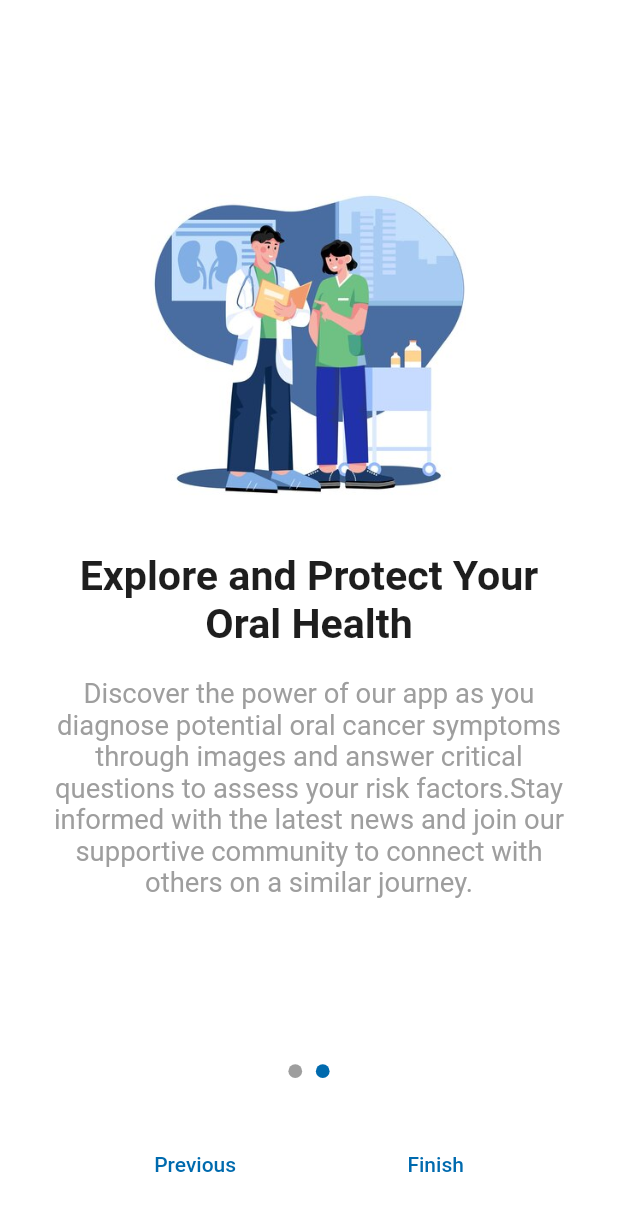
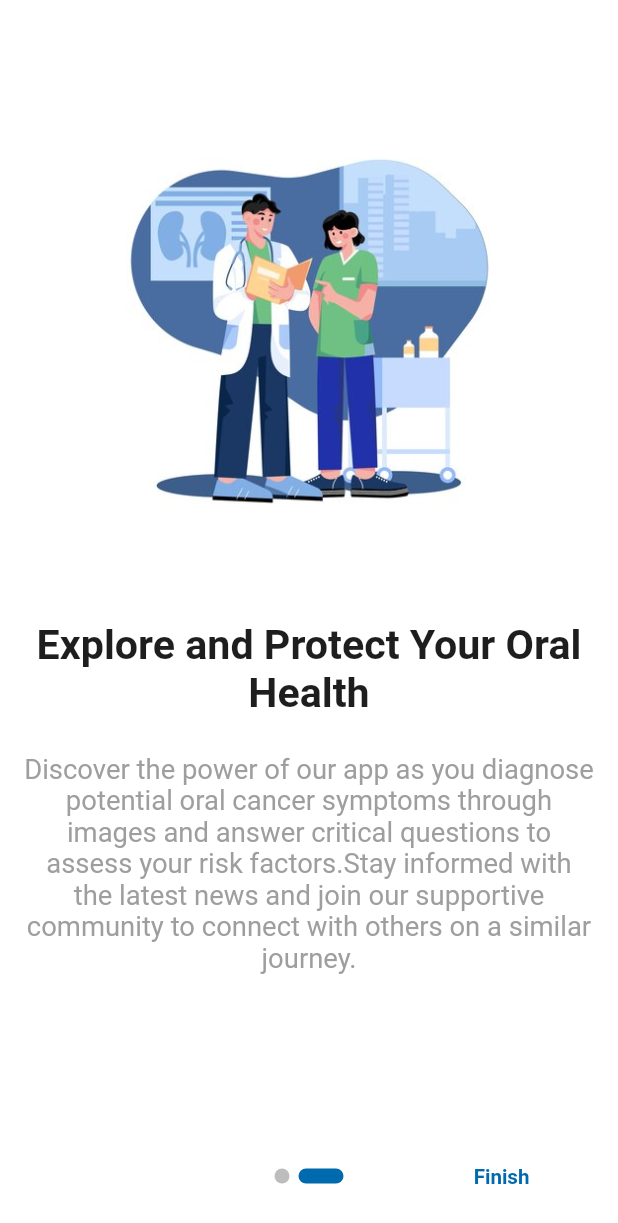
Before and after one commit to khaled365-code/oral_cancer_detection_app, a Flutter app: the OnboardingScreen screen opened by its route, after a tap on "Next", on a phone screen of 412 x 824 dp. Shown: the top 1223 px of the screen. Run offline on Flutter 3.47's test engine with Material 2 defaults, Android fonts, the phone set to English and light mode, and no system bars; drawn by our look-alikes of introduction_screen; our stand-ins replace bloc, cached_network_image, dartz, dio, flutter_bloc, flutter_screenutil and 7 more; accounts and stored records are empty.

Commit message:
replacing onboarding technique with a simpler one

```diff
--- a/lib/features/splash/presentation/views/componants/onboarding_component.dart
+++ b/lib/features/splash/presentation/views/componants/onboarding_component.dart
@@ -1,46 +1,47 @@
-import 'package:flutter/material.dart';
-import 'package:flutter_screenutil/flutter_screenutil.dart';
-import 'package:graduation_project/core/utilis/app_text_styles.dart';
-
-class OnboardingPage extends StatelessWidget {
-  final String title;
-  final String description;
-  final String imagePath;
-  final Widget? textButton;
-
-  const OnboardingPage({
-    Key? key,
-    required this.title,
-    required this.description,
-    required this.imagePath,
-    this.textButton,
-  }) : super(key: key);
-
-  @override
-  Widget build(BuildContext context) {
-    return Padding(
-      padding:  EdgeInsetsDirectional.symmetric(horizontal: 24.w, vertical: 10.h),
-      child: Column(
-        mainAxisAlignment: MainAxisAlignment.center,
-        children: [
-         Padding(
-           padding:  EdgeInsetsDirectional.only(start: 250.w,top: 0),
-           child: textButton,
-         )
-          ,Image.asset(imagePath,width: 350.w,),
-          const SizedBox(height: 20),
-          Text( textAlign: TextAlign.center,
-            title,
-            style:AppTextStyles.font24
-          ),
-           SizedBox(height: 16.h),
-          Text(
-            description,
-            textAlign: TextAlign.center,
-            style: AppTextStyles.font16.copyWith(color: Colors.grey)
-          ),
-        ],
-      ),
-    );
-  }
-}
+// import 'package:flutter/material.dart';
+// import 'package:flutter_screenutil/flutter_screenutil.dart';
+// import 'package:graduation_project/core/utilis/app_text_styles.dart';
+//
+// class OnboardingPage extends StatelessWidget {
+//   final String title;
+//   final String description;
+//   final String imagePath;
+//   final Widget? textButton;
+//
+//   const OnboardingPage({
+//     Key? key,
+//     required this.title,
+//     required this.description,
+//     required this.imagePath,
+//     this.textButton,
+//   }) : super(key: key);
+//
+//   @override
+//   Widget build(BuildContext context) {
+//     return Padding(
+//       padding:  EdgeInsetsDirectional.symmetric(horizontal: 24.w, vertical: 10.h),
+//       child: Column(
+//         mainAxisAlignment: MainAxisAlignment.center,
+//         children: [
+//          Padding(
+//            padding:  EdgeInsetsDirectional.only(start: 250.w,top: 0),
+//            child: textButton,
+//          )
+//           ,Image.asset(imagePath,width: 350.w,),
+//           const SizedBox(height: 20),
+//           Text( textAlign: TextAlign.center,
+//             title,
+//             style:AppTextStyles.font24
+//           ),
+//            SizedBox(height: 16.h),
+//           Text(
+//             description,
+//             textAlign: TextAlign.center,
+//             style: AppTextStyles.font16.copyWith(color: Colors.grey)
+//           ),
+//         ],
+//       ),
+//     );
+//   }
+// }
+//
--- a/lib/features/splash/presentation/views/componants/pageview_component.dart
+++ b/lib/features/splash/presentation/views/componants/pageview_component.dart
@@ -1,138 +1,139 @@
-import 'package:flutter/cupertino.dart';
-import 'package:flutter/material.dart';
-import 'package:flutter_screenutil/flutter_screenutil.dart';
-import 'package:graduation_project/core/localization/app_localization.dart';
-import '../../../../../core/routes/routes.dart';
-import '../../../../../core/utilis/image_constants.dart';
-import '../../../../../core/utilis/colors.dart';
-import '../../../../../core/utilis/app_text_styles.dart';
-import 'onboarding_component.dart';
-import '../../../../../core/commons/functions.dart';
-
-
-class PageViewOnBoarding extends StatefulWidget {
-  const PageViewOnBoarding({Key? key}) : super(key: key);
-
-  @override
-  State<PageViewOnBoarding> createState() => PageViewOnBoardingState();
-}
-
-class PageViewOnBoardingState extends State<PageViewOnBoarding> {
-
-  final PageController pageController = PageController(initialPage: 0);
-  int currentPage = 0;
-
-  final List<Widget> pages = [
-     Builder(
-       builder: (context) {
-         return OnboardingPage(
-          textButton: TextButton(onPressed: (){
-            navigate(context: context, route: Routes.registerScreen);
-            }
-           ,child: Text('skip'.tr(context),style: AppTextStyles.font15.copyWith(color: AppColors.primary,fontWeight: FontWeight.bold),)),
-          title: 'firstonboardtilte'.tr(context),
-          description: 'firstonboarddesc'.tr(context),
-          imagePath: ImageConstants.onBoard1,
-    );
-       }
-     ),
-     Builder(
-       builder: (context) {
-         return OnboardingPage(
-          title: 'secondonboardtitle'.tr(context),
-          description: 'secondonboarddesc'.tr(context),
-          imagePath: ImageConstants.onBoard2,
-    );
-       }
-     ),
-  ];
-  @override
-  void dispose() {
-    pageController.dispose();
-    super.dispose();
-  }
-  @override
-  Widget build(BuildContext context) {
-    return Column(
-      children: [
-        Expanded(
-          child: PageView.builder(
-            controller: pageController,
-            itemCount: pages.length,
-            onPageChanged: (int page) {
-              setState(() {
-                currentPage = page;
-              });
-            },
-            itemBuilder: (BuildContext context, int index) {
-              return pages[index];
-            },
-          ),
-        ),
-        buildPageIndicator(),
-         SizedBox(height: 28.h),
-        buildNavigationButtons(),
-         SizedBox(height: 20.h,)
-      ],
-    );
-  }
-  Widget buildPageIndicator() {
-    return Row(
-      mainAxisAlignment: MainAxisAlignment.center,
-      children: pages.map((Widget page) {
-        int pageIndex = pages.indexOf(page);
-        return Container(
-          width: 8.w,
-          height: 8.w,
-          margin:  EdgeInsetsDirectional.symmetric(horizontal: 4.w),
-          decoration: BoxDecoration(
-            shape: BoxShape.circle,
-            color: pageIndex == currentPage ? AppColors.primary : Colors.grey,
-          ),
-        );
-      }).toList(),
-    );
-  }
-
-
-    Widget buildNavigationButtons() {
-    return Row(
-      mainAxisAlignment: MainAxisAlignment.spaceEvenly,
-      children: [
-        TextButton(
-          style: ButtonStyle(
-              foregroundColor: MaterialStateProperty.all(AppColors.primary)),
-          onPressed: () {
-            pageController.previousPage(
-              duration: const Duration(milliseconds: 300),
-              curve: Curves.easeInOut,
-            );
-          },
-          child:  Text('Previous'.tr(context)),
-        ),
-        TextButton(
-          style: ButtonStyle(
-              foregroundColor: MaterialStateProperty.all(AppColors.primary)),
-
-          onPressed: () {
-            if (currentPage == pages.length - 1) {
-              // SharedPreferences.getInstance().then((prefs) {
-              //   prefs.setBool('isFirstTimeUser', false);
-              //   navigate(context: context, route: Routes.registerScreen);
-              // });
-              navigate(context: context, route: Routes.registerScreen);
-            } else {
-              pageController.nextPage(
-                duration: const Duration(milliseconds: 300),
-                curve: Curves.easeInOut,
-              );
-            }
-          },
-          child: Text(currentPage == pages.length - 1 ? 'Finish'.tr(context) : 'Next'.tr(context)),
-        ),
-      ],
-    );
-  }
-
-
-}
+// import 'package:flutter/cupertino.dart';
+// import 'package:flutter/material.dart';
+// import 'package:flutter_screenutil/flutter_screenutil.dart';
+// import 'package:graduation_project/core/localization/app_localization.dart';
+// import '../../../../../core/routes/routes.dart';
+// import '../../../../../core/utilis/image_constants.dart';
+// import '../../../../../core/utilis/colors.dart';
+// import '../../../../../core/utilis/app_text_styles.dart';
+// import 'onboarding_component.dart';
+// import '../../../../../core/commons/functions.dart';
+//
+//
+// class PageViewOnBoarding extends StatefulWidget {
+//   const PageViewOnBoarding({Key? key}) : super(key: key);
+//
+//   @override
+//   State<PageViewOnBoarding> createState() => PageViewOnBoardingState();
+// }
+//
+// class PageViewOnBoardingState extends State<PageViewOnBoarding> {
+//
+//   final PageController pageController = PageController(initialPage: 0);
+//   int currentPage = 0;
+//
+//   final List<Widget> pages = [
+//      Builder(
+//        builder: (context) {
+//          return OnboardingPage(
+//           textButton: TextButton(onPressed: (){
+//             navigate(context: context, route: Routes.registerScreen);
+//             }
+//            ,child: Text('skip'.tr(context),style: AppTextStyles.font15.copyWith(color: AppColors.primary,fontWeight: FontWeight.bold),)),
+//           title: 'firstonboardtilte'.tr(context),
+//           description: 'firstonboarddesc'.tr(context),
+//           imagePath: ImageConstants.onBoard1,
+//     );
+//        }
+//      ),
+//      Builder(
+//        builder: (context) {
+//          return OnboardingPage(
+//           title: 'secondonboardtitle'.tr(context),
+//           description: 'secondonboarddesc'.tr(context),
+//           imagePath: ImageConstants.onBoard2,
+//     );
+//        }
+//      ),
+//   ];
+//   @override
+//   void dispose() {
+//     pageController.dispose();
+//     super.dispose();
+//   }
+//   @override
+//   Widget build(BuildContext context) {
+//     return Column(
+//       children: [
+//         Expanded(
+//           child: PageView.builder(
+//             controller: pageController,
+//             itemCount: pages.length,
+//             onPageChanged: (int page) {
+//               setState(() {
+//                 currentPage = page;
+//               });
+//             },
+//             itemBuilder: (BuildContext context, int index) {
+//               return pages[index];
+//             },
+//           ),
+//         ),
+//         buildPageIndicator(),
+//          SizedBox(height: 28.h),
+//         buildNavigationButtons(),
+//          SizedBox(height: 20.h,)
+//       ],
+//     );
+//   }
+//   Widget buildPageIndicator() {
+//     return Row(
+//       mainAxisAlignment: MainAxisAlignment.center,
+//       children: pages.map((Widget page) {
+//         int pageIndex = pages.indexOf(page);
+//         return Container(
+//           width: 8.w,
+//           height: 8.w,
+//           margin:  EdgeInsetsDirectional.symmetric(horizontal: 4.w),
+//           decoration: BoxDecoration(
+//             shape: BoxShape.circle,
+//             color: pageIndex == currentPage ? AppColors.primary : Colors.grey,
+//           ),
+//         );
+//       }).toList(),
+//     );
+//   }
+//
+//
+//     Widget buildNavigationButtons() {
+//     return Row(
+//       mainAxisAlignment: MainAxisAlignment.spaceEvenly,
+//       children: [
+//         TextButton(
+//           style: ButtonStyle(
+//               foregroundColor: MaterialStateProperty.all(AppColors.primary)),
+//           onPressed: () {
+//             pageController.previousPage(
+//               duration: const Duration(milliseconds: 300),
+//               curve: Curves.easeInOut,
+//             );
+//           },
+//           child:  Text('Previous'.tr(context)),
+//         ),
+//         TextButton(
+//           style: ButtonStyle(
+//               foregroundColor: MaterialStateProperty.all(AppColors.primary)),
+//
+//           onPressed: () {
+//             if (currentPage == pages.length - 1) {
+//               // SharedPreferences.getInstance().then((prefs) {
+//               //   prefs.setBool('isFirstTimeUser', false);
+//               //   navigate(context: context, route: Routes.registerScreen);
+//               // });
+//               navigate(context: context, route: Routes.registerScreen);
+//             } else {
+//               pageController.nextPage(
+//                 duration: const Duration(milliseconds: 300),
+//                 curve: Curves.easeInOut,
+//               );
+//             }
+//           },
+//           child: Text(currentPage == pages.length - 1 ? 'Finish'.tr(context) : 'Next'.tr(context)),
+//         ),
+//       ],
+//     );
+//   }
+//
+//
+// }
+//
--- a/lib/features/splash/presentation/views/onboearding_screen.dart
+++ b/lib/features/splash/presentation/views/onboearding_screen.dart
@@ -1,41 +1,63 @@
 import 'package:flutter/cupertino.dart';
 import 'package:flutter/material.dart';
 import 'package:graduation_project/core/commons/functions.dart';
+import 'package:graduation_project/core/localization/app_localization.dart';
+import 'package:graduation_project/core/utilis/app_text_styles.dart';
+import 'package:introduction_screen/introduction_screen.dart';
 import 'package:shared_preferences/shared_preferences.dart';
 import '../../../../core/routes/routes.dart';
 import '../../../../core/utilis/colors.dart';
-import 'componants/pageview_component.dart';
-import '../../../../../core/commons/functions.dart';
+
+class OnboardingScreen extends StatelessWidget {
+   OnboardingScreen({super.key, });
+  @override
+  Widget build(BuildContext context) {
+
+    List<PageViewModel> getPages=[
+      PageViewModel(
+        decoration: PageDecoration(pageColor: AppColors.background),
+          titleWidget:Text('firstonboardtilte'.tr(context),style: AppTextStyles.font24,textAlign: TextAlign.center),
+          bodyWidget: Text( 'firstonboarddesc'.tr(context), style: AppTextStyles.font16.copyWith(color: Colors.grey),textAlign: TextAlign.center)
+         , image: Image.asset('assets/images/onboard1.jpg')
+      ),
+      PageViewModel(
+          decoration: PageDecoration(pageColor: AppColors.background),
+          titleWidget: Text('secondonboardtitle'.tr(context),style: AppTextStyles.font24,textAlign: TextAlign.center),
+          bodyWidget: Text('secondonboarddesc'.tr(context),style: AppTextStyles.font16.copyWith(color: Colors.grey),textAlign: TextAlign.center)
+        ,  image: Image.asset('assets/images/onboard2.jpg')
+      ),
+    ];
+    return  Scaffold(
+      backgroundColor: AppColors.background,
+      body: SafeArea(
+        child: Center(
+          child: IntroductionScreen(
+            pages: getPages,
+            next:  Text('Next'.tr(context),style: AppTextStyles.font12.copyWith(color:AppColors.primary )),
+            showNextButton: true,
+            skip:  Text('skip'.tr(context),style: AppTextStyles.font12.copyWith(color:AppColors.primary ),),
+            onSkip: (){navigate(context: context, route: Routes.registerScreen);},
+            showSkipButton: true,
+            done:  Text('Finish'.tr(context),style: AppTextStyles.font12.copyWith(color:AppColors.primary )),
+            onDone: (){navigate(context: context, route: Routes.registerScreen);},
 
 
-class OnboardingScreen extends StatefulWidget {
-   OnboardingScreen({super.key, });
-
-  @override
-  State<OnboardingScreen> createState() => _OnboardingScreenState();
-}
-
-class _OnboardingScreenState extends State<OnboardingScreen> {
-  @override
-  void initState() {
-    super.initState();
-
-    isFirstTimeUser().then((isFirstTime) {
-      if (!isFirstTime) {
-        navigate(context: context, route: Routes.loginScreen);
-      }
-    });
-
-  }
-  @override
-  Widget build(BuildContext context) {
-    return const Scaffold(
-      backgroundColor: AppColors.background,
-      body: SafeArea(
-        child: PageViewOnBoarding(),
+            dotsDecorator: DotsDecorator(
+              size: const Size.square(10.0),
+              activeSize: const Size(30.0, 10.0),
+              activeColor: AppColors.primary,
+              color: Colors.black26,
+              spacing: const EdgeInsets.symmetric(horizontal: 3.0),
+              activeShape: RoundedRectangleBorder(
+                  borderRadius: BorderRadius.circular(25.0)
+              ),
+            ),
+          ),
+        )
       ),
     );
   }
+
   Future<bool> isFirstTimeUser() async {
     SharedPreferences prefs = await SharedPreferences.getInstance();
     return prefs.getBool('isFirstTimeUser') ?? true;
--- a/pubspec.yaml
+++ b/pubspec.yaml
@@ -54,6 +54,7 @@ dependencies:
   jwt_decoder: ^2.0.1
   flutter_vector_icons: ^2.0.0
   fluttertoast: ^8.2.5
+  introduction_screen:
 
 
 
```
Also changed, not shown: pubspec.lock.
